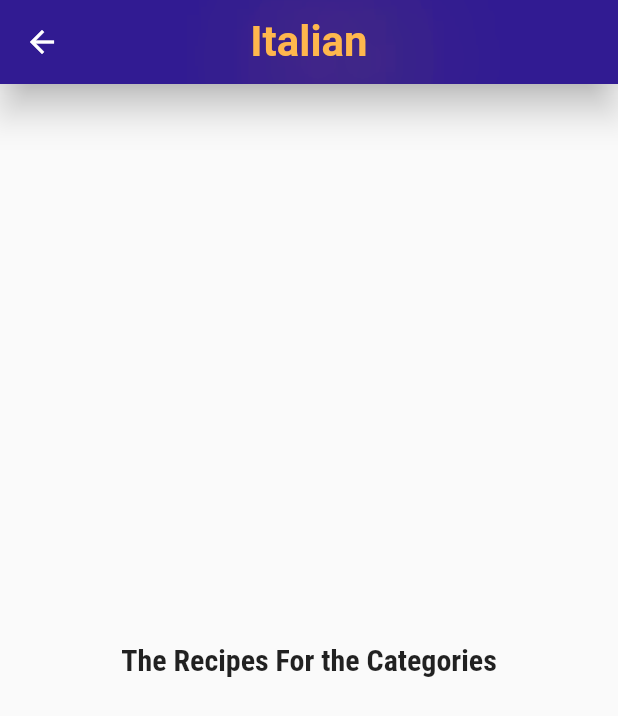
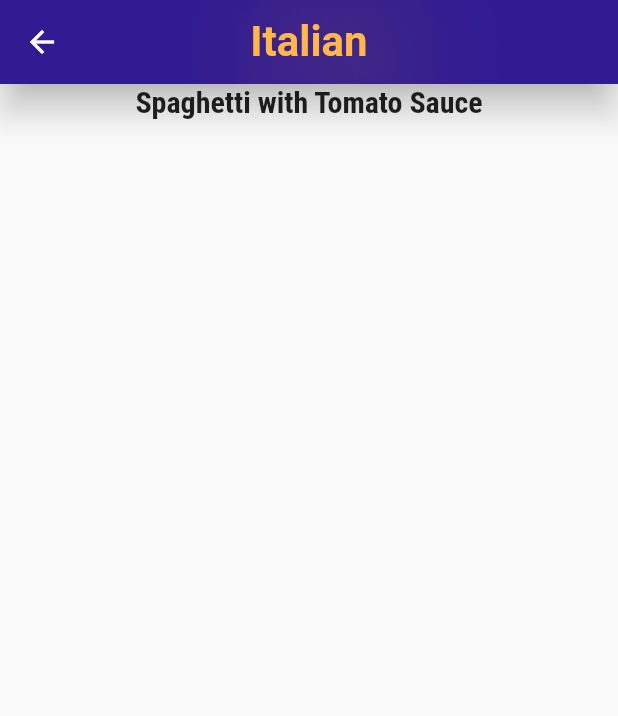
Before and after one commit to abdelazizSalah/MealZawy, a Flutter app: the screen it shows after launch, after a tap on "Italian", on a phone screen of 412 x 824 dp. Shown: the top 716 px of the screen. Run offline on Flutter 3.47's test engine with Material 2 defaults, Android fonts, the phone set to English and light mode, and no system bars.

Commit message:
Selecting meals depending on the category

```diff
--- a/lib/Screens/category_meal_screen.dart
+++ b/lib/Screens/category_meal_screen.dart
@@ -1,4 +1,6 @@
 import 'package:flutter/material.dart';
+import '../Data/dummy_data.dart';
+import '../Models/meal.dart';
 
 class CategoryMealScreen extends StatelessWidget {
   @override
@@ -7,11 +9,31 @@ class CategoryMealScreen extends StatelessWidget {
         ModalRoute.of(context)?.settings.arguments as Map<String, String>;
     final String catTitle = Args['title'] as String;
     final catID = Args['id'];
+
+    /// we need to make a list filtered by the id
+    /// that each category contains only the meals that has its id
+
+    /// explaination: ana 3mlt list mn el meals
+    /// 2- hya 3bara 3n subset mn el dummyMeals
+    /// 3- m722a condition el hwa
+    /// 4- en el categories bta3t el meal el hattl3 lazm tkon nfs
+    /// el category bta3 el meal ena ana da5el 3leha
+    final List<Meal> mealsList = dummyMeals.where((meal) {
+      return meal.categories.contains(catID);
+    }).toList();
     return Scaffold(
       appBar: AppBar(
         title: Text(catTitle),
       ),
-      body: const Center(child: Text('The Recipes For the Categories')),
+      body: Center(
+        child: Column(
+          children: [
+            ...mealsList.map((meal) {
+              return Text(meal.title);
+            }).toList()
+          ],
+        ),
+      ),
     );
   }
 }
```
